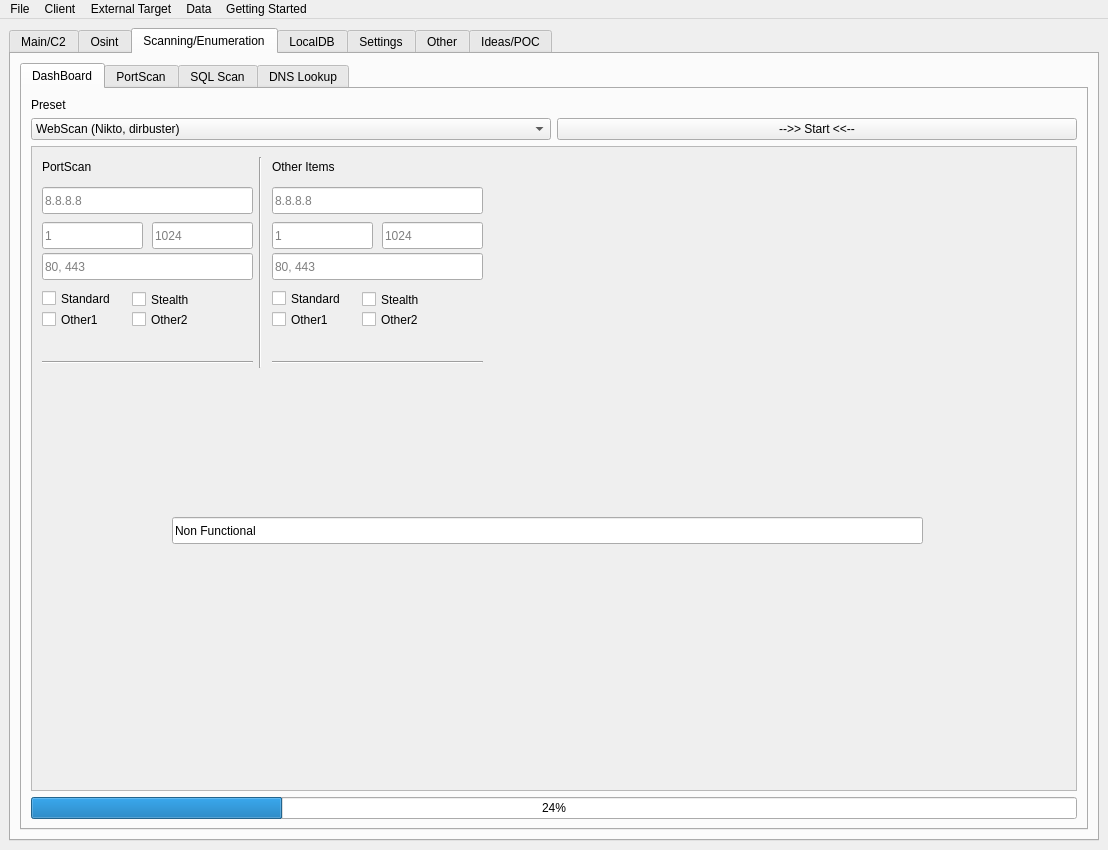
First picture: the form in gui.ui, repository ryanq47/WhisperNet, before the edit.
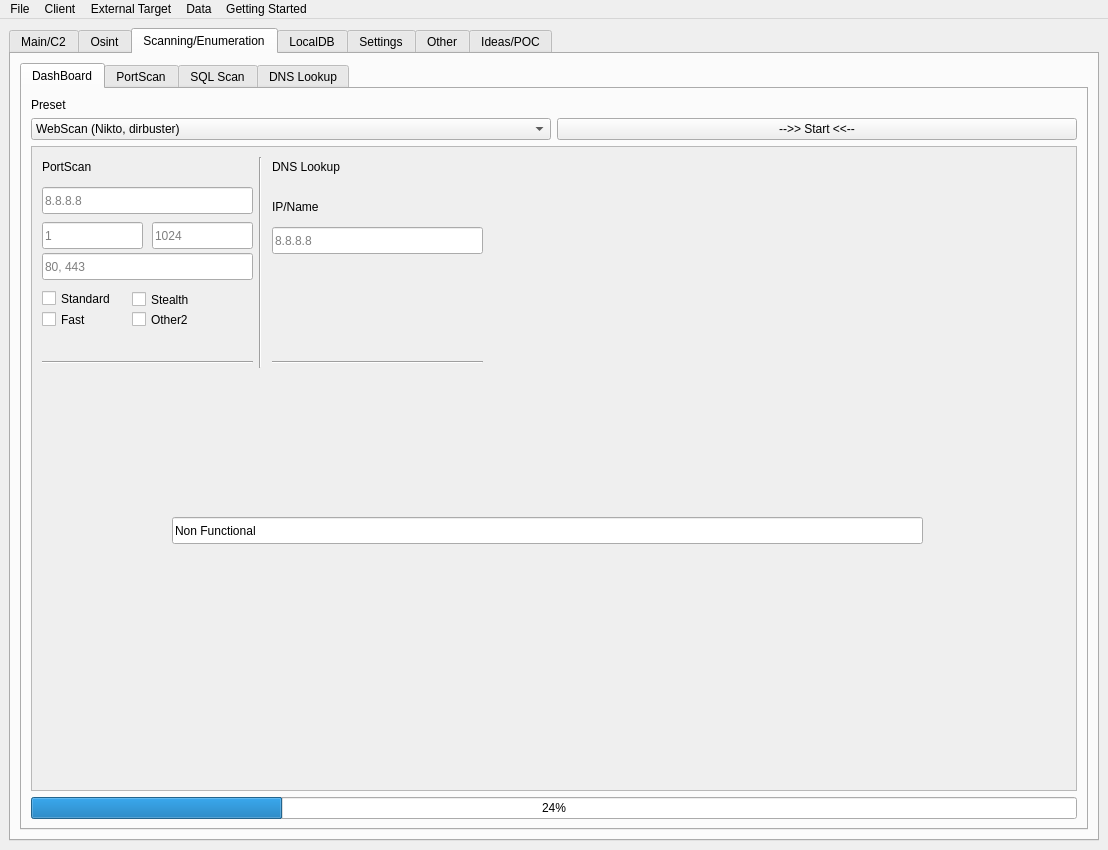
Second picture: the form after the edit. The open tabs and pages were chosen to show the change. Icons and pictures are not drawn.

Commit message: Formatted logec-attack.py with blue, added & fixed some other small things, added a sigterm on program close so the terminal dosen't hang

The edit to the form file:
```diff
--- a/gui.ui
+++ b/gui.ui
@@ -969,8 +969,8 @@
                 <rect>
                  <x>0</x>
                  <y>0</y>
-                 <width>72</width>
-                 <height>16</height>
+                 <width>1044</width>
+                 <height>613</height>
                 </rect>
                </property>
                <widget class="QLineEdit" name="portscan_IP_3">
@@ -1085,7 +1085,7 @@
                  </size>
                 </property>
                 <property name="text">
-                 <string>Other1</string>
+                 <string>Fast</string>
                 </property>
                </widget>
                <widget class="QLineEdit" name="portscan_minport_3">
@@ -1127,49 +1127,11 @@
                  <enum>Qt::Horizontal</enum>
                 </property>
                </widget>
-               <widget class="QCheckBox" name="portscan_stealth_check_6">
-                <property name="geometry">
-                 <rect>
-                  <x>330</x>
-                  <y>140</y>
-                  <width>100</width>
-                  <height>25</height>
-                 </rect>
-                </property>
-                <property name="maximumSize">
-                 <size>
-                  <width>100</width>
-                  <height>16777215</height>
-                 </size>
-                </property>
-                <property name="text">
-                 <string>Stealth</string>
-                </property>
-               </widget>
-               <widget class="QCheckBox" name="checkBox_12">
-                <property name="geometry">
-                 <rect>
-                  <x>330</x>
-                  <y>160</y>
-                  <width>100</width>
-                  <height>25</height>
-                 </rect>
-                </property>
-                <property name="maximumSize">
-                 <size>
-                  <width>100</width>
-                  <height>16777215</height>
-                 </size>
-                </property>
-                <property name="text">
-                 <string>Other2</string>
-                </property>
-               </widget>
-               <widget class="QLineEdit" name="portscan_IP_6">
+               <widget class="QLineEdit" name="dashboard_dnsName">
                 <property name="geometry">
                  <rect>
                   <x>240</x>
-                  <y>40</y>
+                  <y>80</y>
                   <width>211</width>
                   <height>27</height>
                  </rect>
@@ -1178,94 +1140,17 @@
                  <string>8.8.8.8</string>
                 </property>
                </widget>
-               <widget class="QCheckBox" name="portscan_standard_check_6">
-                <property name="geometry">
-                 <rect>
-                  <x>240</x>
-                  <y>139</y>
-                  <width>100</width>
-                  <height>25</height>
-                 </rect>
-                </property>
-                <property name="maximumSize">
-                 <size>
-                  <width>100</width>
-                  <height>16777215</height>
-                 </size>
-                </property>
-                <property name="text">
-                 <string>Standard</string>
-                </property>
-               </widget>
-               <widget class="QLineEdit" name="portscan_extraport_5">
-                <property name="geometry">
-                 <rect>
-                  <x>240</x>
-                  <y>106</y>
-                  <width>211</width>
-                  <height>27</height>
-                 </rect>
-                </property>
-                <property name="placeholderText">
-                 <string>80, 443</string>
-                </property>
-               </widget>
                <widget class="QLabel" name="label_22">
                 <property name="geometry">
                  <rect>
                   <x>240</x>
                   <y>10</y>
-                  <width>81</width>
+                  <width>91</width>
                   <height>19</height>
                  </rect>
                 </property>
                 <property name="text">
-                 <string>Other Items</string>
-                </property>
-               </widget>
-               <widget class="QLineEdit" name="portscan_maxport_6">
-                <property name="geometry">
-                 <rect>
-                  <x>350</x>
-                  <y>75</y>
-                  <width>101</width>
-                  <height>27</height>
-                 </rect>
-                </property>
-                <property name="placeholderText">
-                 <string>1024</string>
-                </property>
-               </widget>
-               <widget class="QCheckBox" name="checkBox_13">
-                <property name="geometry">
-                 <rect>
-                  <x>240</x>
-                  <y>160</y>
-                  <width>100</width>
-                  <height>25</height>
-                 </rect>
-                </property>
-                <property name="maximumSize">
-                 <size>
-                  <width>100</width>
-                  <height>16777215</height>
-                 </size>
-                </property>
-                <property name="text">
-                 <string>Other1</string>
-                </property>
-               </widget>
-               <widget class="QLineEdit" name="portscan_minport_6">
-                <property name="geometry">
-                 <rect>
-                  <x>240</x>
-                  <y>75</y>
-                  <width>101</width>
-                  <height>27</height>
-                 </rect>
-                </property>
-                <property name="placeholderText">
-                 <string>1</string>
+                 <string>DNS Lookup</string>
                 </property>
                </widget>
                <widget class="Line" name="line_6">
@@ -1307,6 +1192,19 @@
                  <string>Non Functional</string>
                 </property>
                </widget>
+               <widget class="QLabel" name="label_38">
+                <property name="geometry">
+                 <rect>
+                  <x>240</x>
+                  <y>50</y>
+                  <width>111</width>
+                  <height>19</height>
+                 </rect>
+                </property>
+                <property name="text">
+                 <string>IP/Name</string>
+                </property>
+               </widget>
               </widget>
              </widget>
             </item>
```
Left out of the diff: 286 changed lines with no effect on the pictures. The commit also changes 5 other files.
